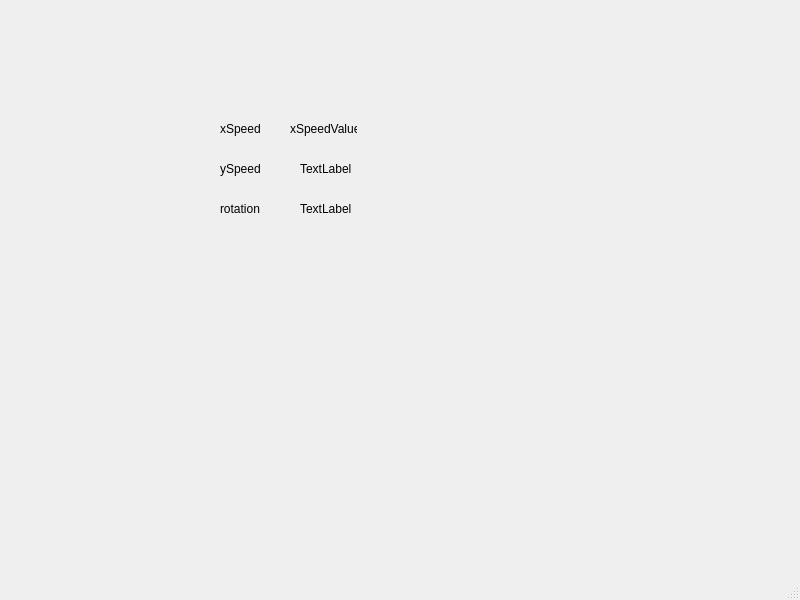
Qt form GUI/mainwindow.ui (Bionik-game/Bionik-game-CC) before a commit.
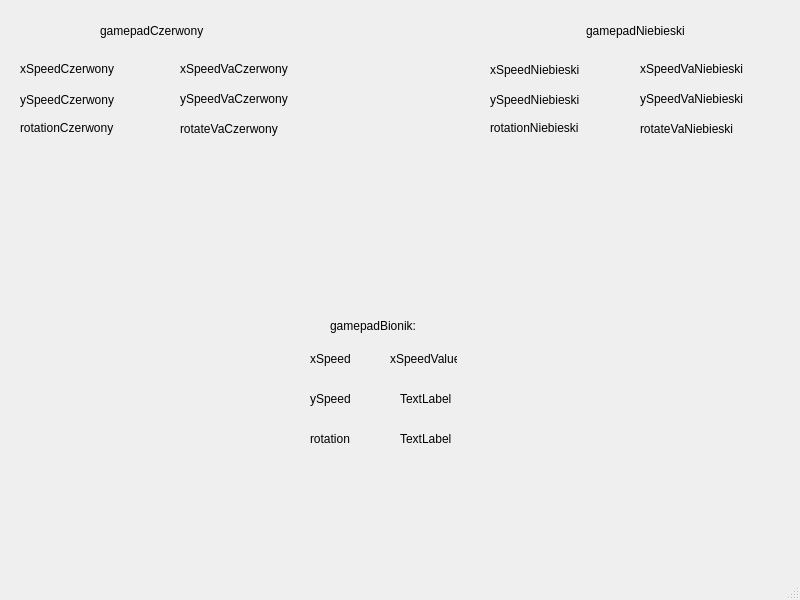
The same form after that commit.

Diff of the .ui file:
```diff
--- a/GUI/mainwindow.ui
+++ b/GUI/mainwindow.ui
@@ -17,8 +17,8 @@
    <widget class="QLabel" name="xSpeedLabel">
     <property name="geometry">
      <rect>
-      <x>220</x>
-      <y>120</y>
+      <x>310</x>
+      <y>350</y>
       <width>67</width>
       <height>17</height>
      </rect>
@@ -30,8 +30,8 @@
    <widget class="QLabel" name="ySpeedLabel">
     <property name="geometry">
      <rect>
-      <x>220</x>
-      <y>160</y>
+      <x>310</x>
+      <y>390</y>
       <width>67</width>
       <height>17</height>
      </rect>
@@ -43,8 +43,8 @@
    <widget class="QLabel" name="rotationLabel">
     <property name="geometry">
      <rect>
-      <x>220</x>
-      <y>200</y>
+      <x>310</x>
+      <y>430</y>
       <width>67</width>
       <height>17</height>
      </rect>
@@ -56,8 +56,8 @@
    <widget class="QLabel" name="xSpeedValue">
     <property name="geometry">
      <rect>
-      <x>290</x>
-      <y>120</y>
+      <x>390</x>
+      <y>350</y>
       <width>67</width>
       <height>17</height>
      </rect>
@@ -69,8 +69,8 @@
    <widget class="QLabel" name="ySpeedValue">
     <property name="geometry">
      <rect>
-      <x>300</x>
-      <y>160</y>
+      <x>400</x>
+      <y>390</y>
       <width>67</width>
       <height>17</height>
      </rect>
@@ -82,8 +82,8 @@
    <widget class="QLabel" name="rotationValue">
     <property name="geometry">
      <rect>
-      <x>300</x>
-      <y>200</y>
+      <x>400</x>
+      <y>430</y>
       <width>67</width>
       <height>17</height>
      </rect>
@@ -92,6 +92,201 @@
      <string>TextLabel</string>
     </property>
    </widget>
+   <widget class="QLabel" name="label">
+    <property name="geometry">
+     <rect>
+      <x>330</x>
+      <y>310</y>
+      <width>111</width>
+      <height>31</height>
+     </rect>
+    </property>
+    <property name="text">
+     <string>gamepadBionik:</string>
+    </property>
+   </widget>
+   <widget class="QLabel" name="label_2">
+    <property name="geometry">
+     <rect>
+      <x>100</x>
+      <y>20</y>
+      <width>141</width>
+      <height>21</height>
+     </rect>
+    </property>
+    <property name="text">
+     <string>gamepadCzerwony</string>
+    </property>
+   </widget>
+   <widget class="QLabel" name="label_3">
+    <property name="geometry">
+     <rect>
+      <x>586</x>
+      <y>20</y>
+      <width>131</width>
+      <height>21</height>
+     </rect>
+    </property>
+    <property name="text">
+     <string>gamepadNiebieski</string>
+    </property>
+   </widget>
+   <widget class="QLabel" name="label_4">
+    <property name="geometry">
+     <rect>
+      <x>20</x>
+      <y>60</y>
+      <width>121</width>
+      <height>17</height>
+     </rect>
+    </property>
+    <property name="text">
+     <string>xSpeedCzerwony</string>
+    </property>
+   </widget>
+   <widget class="QLabel" name="label_5">
+    <property name="geometry">
+     <rect>
+      <x>20</x>
+      <y>90</y>
+      <width>121</width>
+      <height>20</height>
+     </rect>
+    </property>
+    <property name="text">
+     <string>ySpeedCzerwony</string>
+    </property>
+   </widget>
+   <widget class="QLabel" name="label_6">
+    <property name="geometry">
+     <rect>
+      <x>20</x>
+      <y>120</y>
+      <width>121</width>
+      <height>16</height>
+     </rect>
+    </property>
+    <property name="text">
+     <string>rotationCzerwony</string>
+    </property>
+   </widget>
+   <widget class="QLabel" name="xSpeedVaCzerwony">
+    <property name="geometry">
+     <rect>
+      <x>180</x>
+      <y>60</y>
+      <width>141</width>
+      <height>17</height>
+     </rect>
+    </property>
+    <property name="text">
+     <string>xSpeedVaCzerwony</string>
+    </property>
+   </widget>
+   <widget class="QLabel" name="ySpeedVaCzerwony">
+    <property name="geometry">
+     <rect>
+      <x>180</x>
+      <y>90</y>
+      <width>141</width>
+      <height>17</height>
+     </rect>
+    </property>
+    <property name="text">
+     <string>ySpeedVaCzerwony</string>
+    </property>
+   </widget>
+   <widget class="QLabel" name="rotateVaCzerwony">
+    <property name="geometry">
+     <rect>
+      <x>180</x>
+      <y>120</y>
+      <width>131</width>
+      <height>17</height>
+     </rect>
+    </property>
+    <property name="text">
+     <string>rotateVaCzerwony</string>
+    </property>
+   </widget>
+   <widget class="QLabel" name="label_10">
+    <property name="geometry">
+     <rect>
+      <x>490</x>
+      <y>60</y>
+      <width>121</width>
+      <height>20</height>
+     </rect>
+    </property>
+    <property name="text">
+     <string>xSpeedNiebieski</string>
+    </property>
+   </widget>
+   <widget class="QLabel" name="label_11">
+    <property name="geometry">
+     <rect>
+      <x>490</x>
+      <y>90</y>
+      <width>121</width>
+      <height>20</height>
+     </rect>
+    </property>
+    <property name="text">
+     <string>ySpeedNiebieski</string>
+    </property>
+   </widget>
+   <widget class="QLabel" name="label_12">
+    <property name="geometry">
+     <rect>
+      <x>490</x>
+      <y>120</y>
+      <width>121</width>
+      <height>16</height>
+     </rect>
+    </property>
+    <property name="text">
+     <string>rotationNiebieski</string>
+    </property>
+   </widget>
+   <widget class="QLabel" name="xSpeedVaNiebieski">
+    <property name="geometry">
+     <rect>
+      <x>640</x>
+      <y>60</y>
+      <width>141</width>
+      <height>17</height>
+     </rect>
+    </property>
+    <property name="text">
+     <string>xSpeedVaNiebieski</string>
+    </property>
+   </widget>
+   <widget class="QLabel" name="ySpeedVaNiebieski">
+    <property name="geometry">
+     <rect>
+      <x>640</x>
+      <y>90</y>
+      <width>141</width>
+      <height>17</height>
+     </rect>
+    </property>
+    <property name="text">
+     <string>ySpeedVaNiebieski</string>
+    </property>
+   </widget>
+   <widget class="QLabel" name="rotateVaNiebieski">
+    <property name="geometry">
+     <rect>
+      <x>640</x>
+      <y>120</y>
+      <width>131</width>
+      <height>17</height>
+     </rect>
+    </property>
+    <property name="text">
+     <string>rotateVaNiebieski</string>
+    </property>
+   </widget>
   </widget>
   <widget class="QMenuBar" name="menubar">
    <property name="geometry">
```
